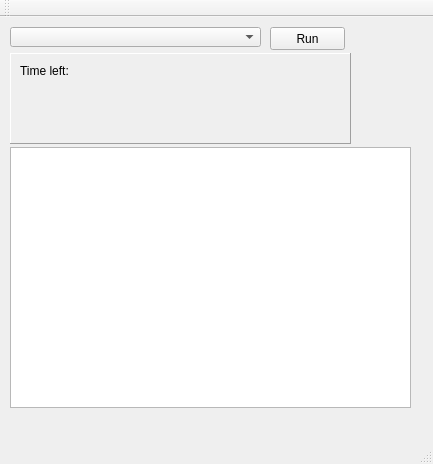
Before: the Qt Designer form rescalc.ui in devnir/ResCalc, drawn with Qt 5.
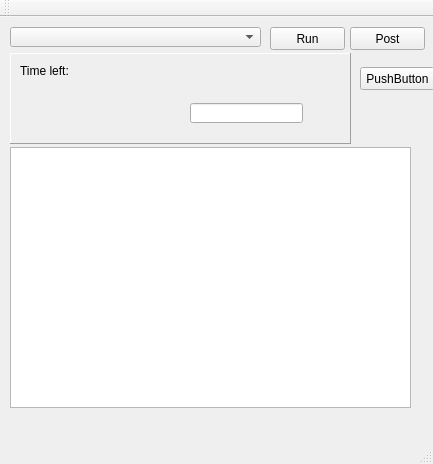
After: the same form once the commit is applied.

```diff
--- a/rescalc.ui
+++ b/rescalc.ui
@@ -42,6 +42,16 @@
       <string>Time left:</string>
      </property>
     </widget>
+    <widget class="QLineEdit" name="lineEdit">
+     <property name="geometry">
+      <rect>
+       <x>180</x>
+       <y>50</y>
+       <width>113</width>
+       <height>20</height>
+      </rect>
+     </property>
+    </widget>
    </widget>
    <widget class="QComboBox" name="serverCombo">
     <property name="geometry">
@@ -76,6 +86,32 @@
      <string>Run</string>
     </property>
    </widget>
+   <widget class="QPushButton" name="pushButton">
+    <property name="geometry">
+     <rect>
+      <x>350</x>
+      <y>10</y>
+      <width>75</width>
+      <height>23</height>
+     </rect>
+    </property>
+    <property name="text">
+     <string>Post</string>
+    </property>
+   </widget>
+   <widget class="QPushButton" name="pushButton_2">
+    <property name="geometry">
+     <rect>
+      <x>360</x>
+      <y>50</y>
+      <width>75</width>
+      <height>23</height>
+     </rect>
+    </property>
+    <property name="text">
+     <string>PushButton</string>
+    </property>
+   </widget>
   </widget>
   <widget class="QMenuBar" name="menuBar">
    <property name="geometry">
```
